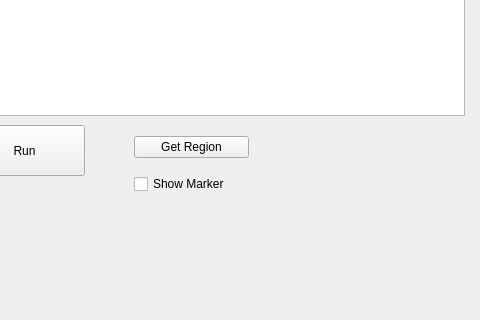
christianniebling/peak_detector, file form.ui: the form before one commit; both pictures show x 526 to 1006 and y 164 to 484 of the 1006 by 713 pixel window.
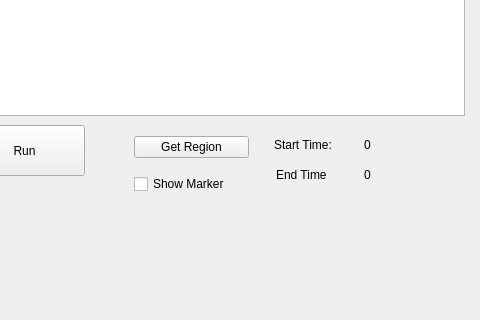
The form after the commit. Custom widgets are drawn as their Qt base class.

Commit message: Added marker printing

```diff
--- a/form.ui
+++ b/form.ui
@@ -359,6 +359,58 @@
      </widget>
     </widget>
    </widget>
+   <widget class="QLabel" name="label_8">
+    <property name="geometry">
+     <rect>
+      <x>800</x>
+      <y>280</y>
+      <width>71</width>
+      <height>20</height>
+     </rect>
+    </property>
+    <property name="text">
+     <string>Start Time:</string>
+    </property>
+   </widget>
+   <widget class="QLabel" name="label_9">
+    <property name="geometry">
+     <rect>
+      <x>802</x>
+      <y>310</y>
+      <width>71</width>
+      <height>20</height>
+     </rect>
+    </property>
+    <property name="text">
+     <string>End Time</string>
+    </property>
+   </widget>
+   <widget class="QLabel" name="label_10">
+    <property name="geometry">
+     <rect>
+      <x>890</x>
+      <y>280</y>
+      <width>63</width>
+      <height>20</height>
+     </rect>
+    </property>
+    <property name="text">
+     <string>0</string>
+    </property>
+   </widget>
+   <widget class="QLabel" name="label_11">
+    <property name="geometry">
+     <rect>
+      <x>890</x>
+      <y>310</y>
+      <width>63</width>
+      <height>20</height>
+     </rect>
+    </property>
+    <property name="text">
+     <string>0</string>
+    </property>
+   </widget>
    <widget class="QWidget" name="">
     <property name="geometry">
      <rect>
```
The commit also changes 2 other files.
